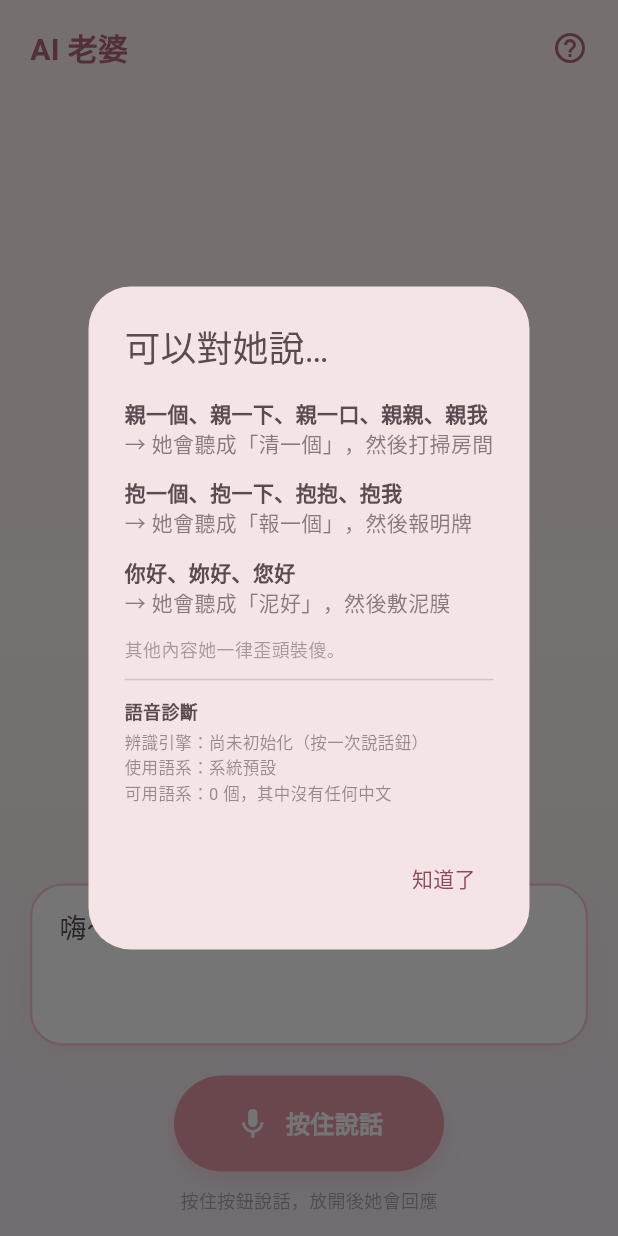
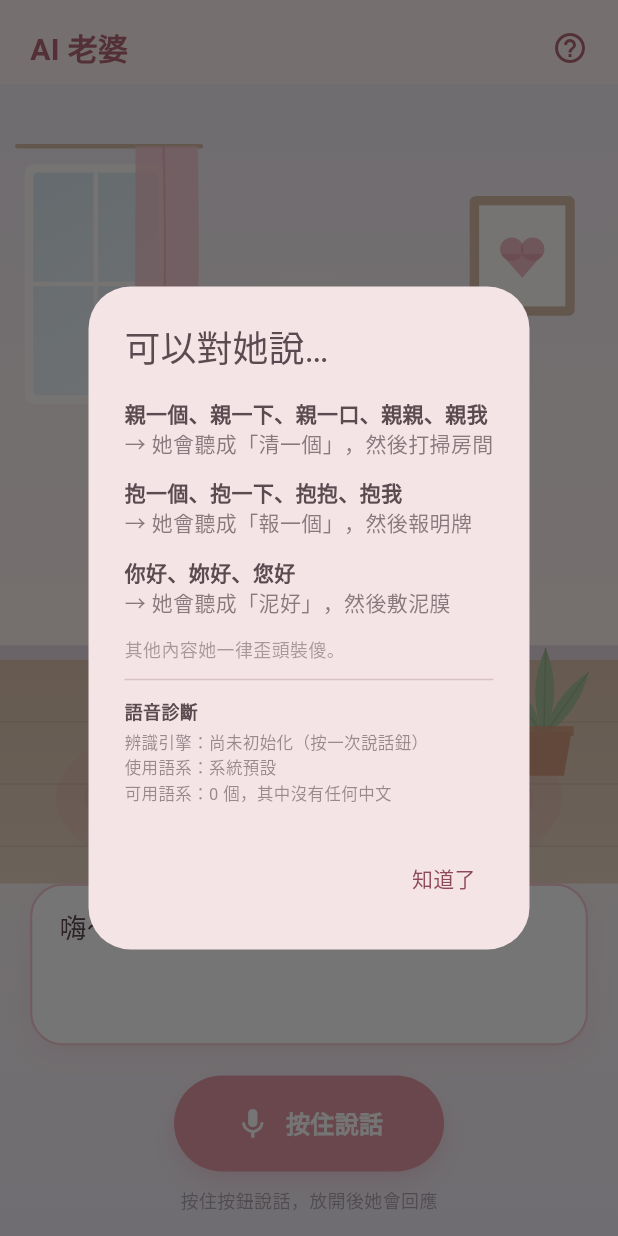
Before and after one commit to joechiboo/honey-mishears, a Flutter app: the screen it shows after launch, after a tap on the "help outline" icon, on a phone screen of 412 x 824 dp. Run offline on Flutter 3.47's test engine with Material 3 defaults, Android fonts, the phone set to English and light mode, and no system bars; our stand-ins replace permission_handler, rive, speech_to_text.

Commit message:
feat: 舞台加上房間背景
原本角色浮在一片粉色漸層上。加了 RoomPainter：牆面漸層、踢腳板、
木地板接縫、左側的窗（含簾桿與一片窗簾）、右牆的掛畫、腳下的地毯、
角落的盆栽。

尺寸算法跟 WifePainter 不同——舞台是 Expanded、會隨手機變，
所以房間所有座標都用畫布比例算，不能寫死像素。

擺位原則是中間整條留給角色與明牌卡，家具只放兩側；顏色刻意壓低對比，
深色只留給地板接縫。背景搶戲的話這個 App 就白做了。

原本那圈粉色光暈換成米色：房間畫進來之後它的作用從裝飾變成把角色從牆面
拉開一層，不然人跟背景會黏在一起。地毯也是同個道理，沒有它她看起來像浮著。

畫的過程照樣是渲染出來看著改：
- 窗簾一開始只有窄窄一條、沒有簾桿，看起來像插了根粉色棍子
- 盆栽的葉子用細長曲線畫，三片看起來是三根草 → 改成杏仁形並加葉脈

預覽工具跟著補一組「整個舞台」的輸出（stage_idle / stage_clean）：
角色單獨看起來對、擺進房間卻被家具卡到或跟牆同色是常有的事。

Co-Authored-By: Claude Opus 5 (1M context) <noreply@anthropic.com>

```diff
--- a/lib/ui/widgets/character_stage.dart
+++ b/lib/ui/widgets/character_stage.dart
@@ -8,6 +8,7 @@ import 'character_renderer.dart';
 import 'dust_effect.dart';
 import 'image_character.dart';
 import 'lottery_card.dart';
+import 'painters/room_painter.dart';
 import 'placeholder_character.dart';
 import 'rive_character.dart';
 
@@ -34,7 +35,13 @@ class CharacterStage extends StatelessWidget {
     return Stack(
       alignment: Alignment.center,
       children: [
-        // 背景光暈
+        // 房間：牆、地板、窗、掛畫、地毯、盆栽
+        const Positioned.fill(
+          child: CustomPaint(painter: RoomPainter()),
+        ),
+
+        // 角色身後的光暈。房間畫進來之後它的作用變了——
+        // 不再是裝飾，而是把她從牆面上拉開一層，不然人跟背景會黏在一起
         Container(
           width: 300,
           height: 300,
@@ -42,7 +49,7 @@ class CharacterStage extends StatelessWidget {
             shape: BoxShape.circle,
             gradient: RadialGradient(
               colors: [
-                AppTheme.blush.withOpacity(0.45),
+                AppTheme.cream.withOpacity(0.55),
                 AppTheme.cream.withOpacity(0.0),
               ],
             ),
--- /dev/null
+++ b/lib/ui/widgets/painters/room_painter.dart
@@ -0,0 +1,276 @@
+import 'package:flutter/material.dart';
+
+/// 她待著的房間。
+///
+/// 跟 [WifePainter] 不一樣：舞台是 Expanded、尺寸隨手機變，
+/// 所以這裡所有座標都用畫布比例算，不能寫死像素。
+///
+/// 設計原則是**背景要退到後面**：低對比、低飽和，深色只留給地板接縫。
+/// 角色是主角，房間搶戲就錯了——所以窗戶、掛畫、盆栽都擺在兩側，
+/// 中間整條留給她跟明牌卡。
+class RoomPainter extends CustomPainter {
+  const RoomPainter();
+
+  // 牆
+  static const Color _wallTop = Color(0xFFF4EDF6);
+  static const Color _wallBottom = Color(0xFFFFF4EE);
+  static const Color _baseboard = Color(0xFFE6DAE2);
+  // 地板
+  static const Color _floorNear = Color(0xFFE9D5C3);
+  static const Color _floorFar = Color(0xFFDFC5AF);
+  static const Color _floorLine = Color(0xFFCBAE97);
+  // 家具小物
+  static const Color _frameWood = Color(0xFFD8BEA8);
+  static const Color _glass = Color(0xFFDDE9F1);
+  static const Color _white = Color(0xFFFFFCFA);
+  static const Color _curtain = Color(0xFFF7C8D0);
+  static const Color _leaf = Color(0xFFA9C39A);
+  static const Color _pot = Color(0xFFD69C7F);
+  static const Color _rose = Color(0xFFE79AA8);
+
+  @override
+  void paint(Canvas canvas, Size size) {
+    final w = size.width;
+    final h = size.height;
+    // 牆與地板的交界。放在 0.72 是因為角色的裙襬大約落在 0.85，
+    // 交界線要在她身後、又不能低到被裙子整條蓋掉
+    final horizon = h * 0.72;
+
+    _wall(canvas, w, horizon);
+    _floor(canvas, w, h, horizon);
+    _window(canvas, w, h);
+    _pictureFrame(canvas, w, h);
+    _rug(canvas, w, h, horizon);
+    _plant(canvas, w, h, horizon);
+  }
+
+  void _wall(Canvas canvas, double w, double horizon) {
+    final rect = Rect.fromLTWH(0, 0, w, horizon);
+    canvas.drawRect(
+      rect,
+      Paint()
+        ..shader = const LinearGradient(
+          begin: Alignment.topCenter,
+          end: Alignment.bottomCenter,
+          colors: [_wallTop, _wallBottom],
+        ).createShader(rect),
+    );
+  }
+
+  void _floor(Canvas canvas, double w, double h, double horizon) {
+    final rect = Rect.fromLTWH(0, horizon, w, h - horizon);
+    canvas.drawRect(
+      rect,
+      Paint()
+        ..shader = const LinearGradient(
+          begin: Alignment.topCenter,
+          end: Alignment.bottomCenter,
+          colors: [_floorFar, _floorNear],
+        ).createShader(rect),
+    );
+
+    // 踢腳板：牆與地板之間的那道深色，整個房間的立體感幾乎都靠它
+    canvas.drawRect(
+      Rect.fromLTWH(0, horizon - h * 0.018, w, h * 0.018),
+      Paint()..color = _baseboard,
+    );
+
+    // 木地板接縫。往下逐漸拉寬，假造一點透視
+    final line = Paint()
+      ..strokeWidth = 1.2
+      ..color = _floorLine.withOpacity(0.35);
+    for (var i = 1; i <= 3; i++) {
+      final y = horizon + (h - horizon) * (i / 3.6);
+      canvas.drawLine(Offset(0, y), Offset(w, y), line);
+    }
+  }
+
+  /// 左側的窗，透進來的光是整個畫面唯一的冷色
+  void _window(Canvas canvas, double w, double h) {
+    final frame = Rect.fromLTWH(w * 0.04, h * 0.10, w * 0.23, h * 0.30);
+    final r = RRect.fromRectAndRadius(frame, const Radius.circular(6));
+
+    canvas.drawRRect(r, Paint()..color = _white);
+    final glass = frame.deflate(frame.width * 0.06);
+    canvas.drawRRect(
+      RRect.fromRectAndRadius(glass, const Radius.circular(3)),
+      Paint()
+        ..shader = const LinearGradient(
+          begin: Alignment.topLeft,
+          end: Alignment.bottomRight,
+          colors: [_glass, Color(0xFFF0F6FA)],
+        ).createShader(glass),
+    );
+    // 窗櫺
+    final bar = Paint()
+      ..strokeWidth = 3
+      ..color = _white;
+    canvas.drawLine(
+      Offset(glass.center.dx, glass.top),
+      Offset(glass.center.dx, glass.bottom),
+      bar,
+    );
+    canvas.drawLine(
+      Offset(glass.left, glass.center.dy),
+      Offset(glass.right, glass.center.dy),
+      bar,
+    );
+
+    // 窗簾：只掛右邊一片，對稱會顯得呆。
+    // 要有簾桿、而且寬度要夠——窄窄一條掛在窗邊只會像插了根粉色棍子
+    final rodY = frame.top - h * 0.022;
+    canvas.drawLine(
+      Offset(frame.left - w * 0.012, rodY),
+      Offset(frame.right + w * 0.055, rodY),
+      Paint()
+        ..strokeWidth = 3
+        ..strokeCap = StrokeCap.round
+        ..color = _frameWood,
+    );
+
+    final curtainLeft = frame.right - frame.width * 0.22;
+    final curtainRight = frame.right + w * 0.05;
+    final curtainBottom = frame.bottom + h * 0.035;
+    canvas.drawPath(
+      Path()
+        ..moveTo(curtainLeft, rodY)
+        ..lineTo(curtainRight, rodY)
+        ..cubicTo(curtainRight + w * 0.004, frame.center.dy, curtainRight,
+            frame.bottom, curtainRight - w * 0.006, curtainBottom)
+        // 下襬做三個波浪，布才有垂感
+        ..cubicTo(
+            curtainRight - w * 0.022,
+            curtainBottom + h * 0.012,
+            curtainLeft + w * 0.024,
+            curtainBottom - h * 0.014,
+            curtainLeft + w * 0.006,
+            curtainBottom - h * 0.004)
+        ..cubicTo(curtainLeft - w * 0.004, frame.bottom, curtainLeft,
+            frame.center.dy, curtainLeft, rodY)
+        ..close(),
+      Paint()..color = _curtain.withOpacity(0.8),
+    );
+    // 一道摺線，不然整片會是平的
+    canvas.drawPath(
+      Path()
+        ..moveTo(curtainLeft + (curtainRight - curtainLeft) * 0.45, rodY)
+        ..cubicTo(
+            curtainLeft + (curtainRight - curtainLeft) * 0.52,
+            frame.center.dy,
+            curtainLeft + (curtainRight - curtainLeft) * 0.4,
+            frame.bottom,
+            curtainLeft + (curtainRight - curtainLeft) * 0.48,
+            curtainBottom - h * 0.008),
+      Paint()
+        ..style = PaintingStyle.stroke
+        ..strokeWidth = 1.6
+        ..color = const Color(0xFFE79AA8).withOpacity(0.45),
+    );
+  }
+
+  /// 右側牆上的掛畫，裡面放一顆心——她的房間
+  void _pictureFrame(Canvas canvas, double w, double h) {
+    final outer = Rect.fromLTWH(w * 0.76, h * 0.14, w * 0.17, h * 0.15);
+    canvas.drawRRect(
+      RRect.fromRectAndRadius(outer, const Radius.circular(4)),
+      Paint()..color = _frameWood,
+    );
+    final inner = outer.deflate(outer.width * 0.09);
+    canvas.drawRect(inner, Paint()..color = _white);
+
+    // 心形：兩個圓加一個三角，最省事又看得出來
+    final cx = inner.center.dx;
+    final cy = inner.center.dy;
+    final s = inner.width * 0.22;
+    final heart = Paint()..color = _rose.withOpacity(0.65);
+    canvas.drawCircle(Offset(cx - s * 0.55, cy - s * 0.35), s * 0.62, heart);
+    canvas.drawCircle(Offset(cx + s * 0.55, cy - s * 0.35), s * 0.62, heart);
+    canvas.drawPath(
+      Path()
+        ..moveTo(cx - s * 1.1, cy - s * 0.1)
+        ..lineTo(cx + s * 1.1, cy - s * 0.1)
+        ..lineTo(cx, cy + s * 1.15)
+        ..close(),
+      heart,
+    );
+  }
+
+  /// 腳下的地毯，順便把角色跟地板黏在一起（沒有它她會像浮著）
+  void _rug(Canvas canvas, double w, double h, double horizon) {
+    final rect = Rect.fromCenter(
+      center: Offset(w * 0.5, horizon + (h - horizon) * 0.62),
+      width: w * 0.82,
+      height: (h - horizon) * 0.9,
+    );
+    canvas.drawOval(rect, Paint()..color = _rose.withOpacity(0.16));
+    canvas.drawOval(
+      rect.deflate(rect.width * 0.06),
+      Paint()
+        ..style = PaintingStyle.stroke
+        ..strokeWidth = 2
+        ..color = _rose.withOpacity(0.22),
+    );
+  }
+
+  void _plant(Canvas canvas, double w, double h, double horizon) {
+    final baseY = horizon + (h - horizon) * 0.34;
+    final cx = w * 0.88;
+    final potW = w * 0.09;
+
+    // 葉子：三片杏仁形，角度與長度都錯開。
+    // 用細長的曲線畫過一版，看起來是三根草——葉子要夠寬才像葉子。
+    final leaf = Paint()..color = _leaf;
+    for (final spec in const [
+      [-0.55, 0.78, 0.30],
+      [0.02, 1.00, 0.34],
+      [0.50, 0.72, 0.28],
+    ]) {
+      final tilt = spec[0];
+      final len = spec[1] * h * 0.11;
+      final fat = spec[2];
+
+      final tip = Offset(cx + tilt * potW * 1.6, baseY - len);
+      final stem = tip - Offset(cx, baseY);
+      final norm = stem.distance;
+      // 垂直於葉脈的方向，用來把兩側控制點推開成杏仁形
+      final perp = Offset(-stem.dy / norm, stem.dx / norm) * (potW * fat);
+      final mid = Offset((cx + tip.dx) / 2, (baseY + tip.dy) / 2);
+
+      canvas.drawPath(
+        Path()
+          ..moveTo(cx, baseY)
+          ..quadraticBezierTo(
+              mid.dx + perp.dx, mid.dy + perp.dy, tip.dx, tip.dy)
+          ..quadraticBezierTo(mid.dx - perp.dx, mid.dy - perp.dy, cx, baseY)
+          ..close(),
+        leaf,
+      );
+      // 葉脈
+      canvas.drawLine(
+        Offset(cx, baseY),
+        tip,
+        Paint()
+          ..strokeWidth = 1
+          ..color = const Color(0xFF8CA87C).withOpacity(0.5),
+      );
+    }
+
+    // 盆：上寬下窄的梯形
+    canvas.drawPath(
+      Path()
+        ..moveTo(cx - potW * 0.5, baseY - h * 0.005)
+        ..lineTo(cx + potW * 0.5, baseY - h * 0.005)
+        ..lineTo(cx + potW * 0.36, baseY + h * 0.05)
+        ..lineTo(cx - potW * 0.36, baseY + h * 0.05)
+        ..close(),
+      Paint()..color = _pot,
+    );
+    canvas.drawRect(
+      Rect.fromLTWH(cx - potW * 0.54, baseY - h * 0.012, potW * 1.08, h * 0.012),
+      Paint()..color = _pot.withOpacity(0.85),
+    );
+  }
+
+  @override
+  bool shouldRepaint(covariant RoomPainter oldDelegate) => false;
+}
```
Also changed, not shown: tool/render_character_preview.dart (+54 -0 lines).
